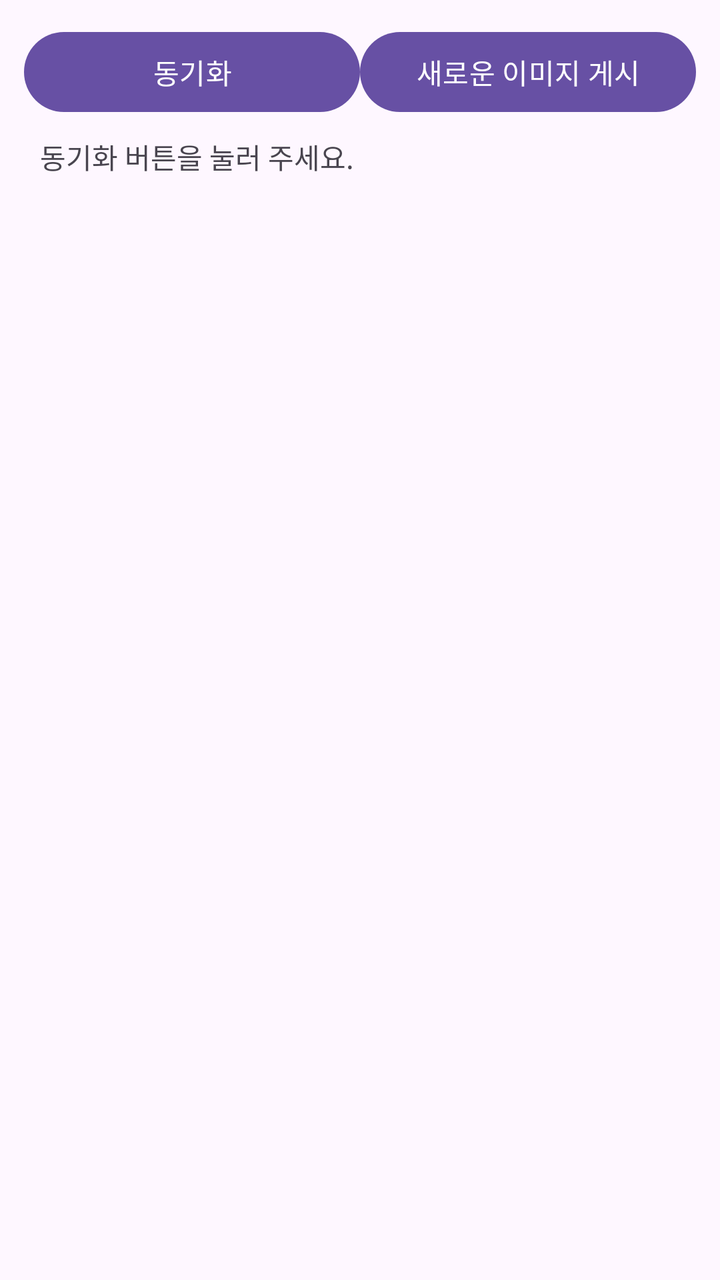
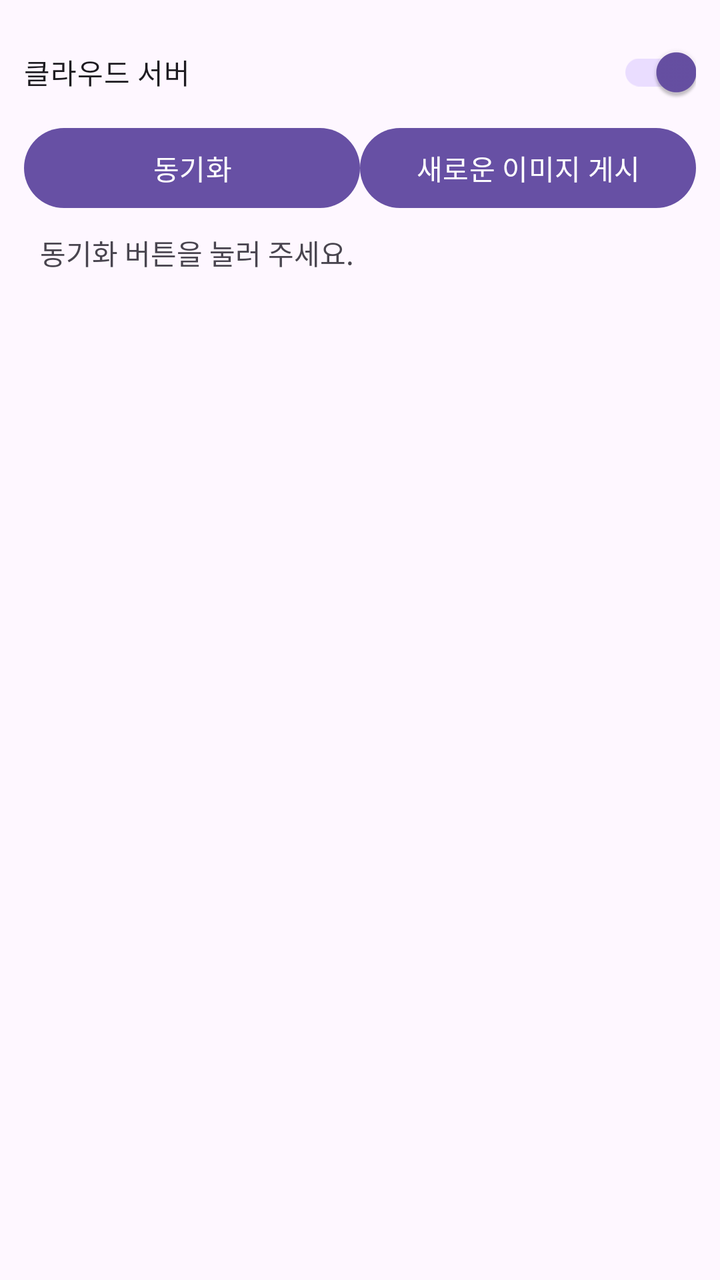

Screens rendered from an Android XML layout before and after an edit, with the pre-edit source and the edit as a unified diff.
<!-- AndroidManifest.xml: application theme Theme.PhotoViewer -->
<!-- res/layout/activity_main.xml -->
<?xml version="1.0" encoding="utf-8"?>
<LinearLayout xmlns:android="http://schemas.android.com/apk/res/android"
    android:layout_width="match_parent"
    android:layout_height="match_parent"
    android:orientation="vertical"
    android:padding="12dp">

    <LinearLayout
        android:layout_width="match_parent"
        android:layout_height="wrap_content"
        android:orientation="horizontal">

        <Button
            android:id="@+id/btn_load"
            android:layout_width="0dp"
            android:layout_height="wrap_content"
            android:layout_weight="1"
            android:onClick="onClickDownload"
            android:text="동기화" />

        <Button
            android:id="@+id/btn_save"
            android:layout_width="0dp"
            android:layout_height="wrap_content"
            android:layout_weight="1"
            android:onClick="onClickUpload"
            android:text="새로운 이미지 게시" />
    </LinearLayout>

    <TextView
        android:id="@+id/textView"
        android:layout_width="match_parent"
        android:layout_height="wrap_content"
        android:padding="8dp"
        android:text="동기화 버튼을 눌러 주세요." />

    <androidx.recyclerview.widget.RecyclerView
        android:id="@+id/recyclerView"
        android:layout_width="match_parent"
        android:layout_height="0dp"
        android:layout_weight="1"
        android:layout_margin="8dp" />
</LinearLayout>
<!-- resources referenced by this layout -->
<resources>
  <style name="Theme.PhotoViewer" parent="Base.Theme.PhotoViewer" />
  <style name="Base.Theme.PhotoViewer" parent="Theme.Material3.DayNight.NoActionBar">
          
          
      </style>
</resources>

<!-- the commit's change to res/layout/activity_main.xml (unified diff, before → after) -->
@@ -4,6 +4,13 @@
     android:layout_height="match_parent"
     android:orientation="vertical"
     android:padding="12dp">
+
+    <androidx.appcompat.widget.SwitchCompat
+        android:id="@+id/server_switch"
+        android:layout_width="match_parent"
+        android:layout_height="wrap_content"
+        android:checked="true"
+        android:text="클라우드 서버" />
 
     <LinearLayout
         android:layout_width="match_parent"
